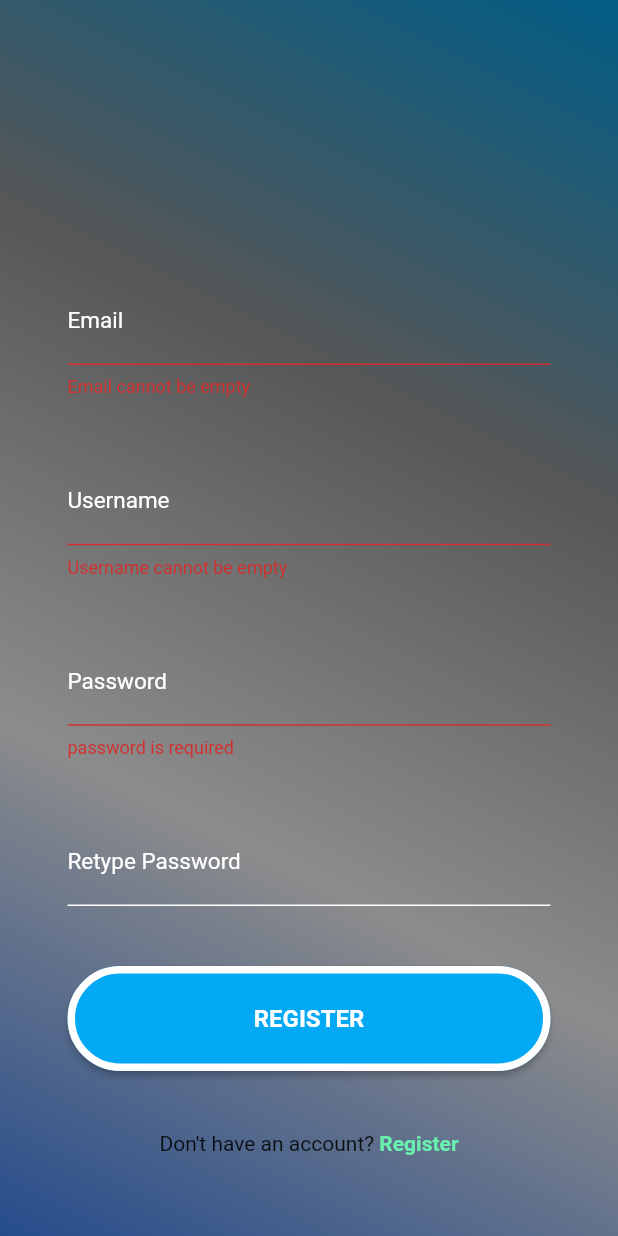
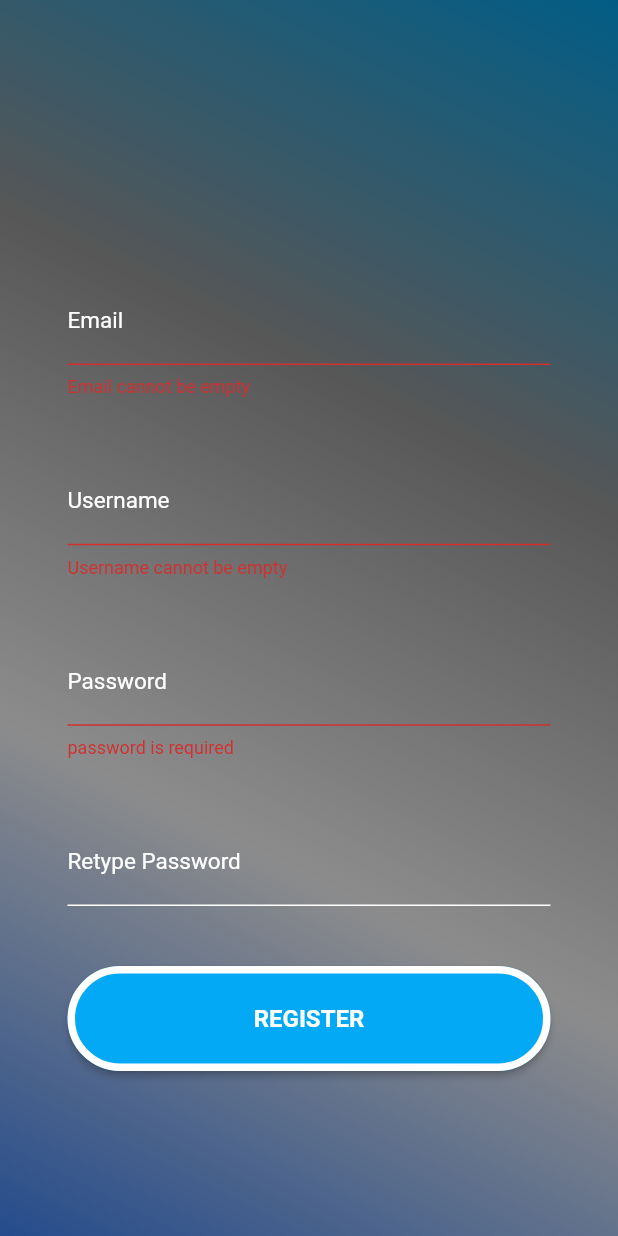
Before and after one commit to iqbalhapid/bitrise_flutter, a Flutter app: the RegisterPage screen opened by its route, after a tap on "REGISTER", on a phone screen of 412 x 824 dp. Run offline on Flutter 3.47's test engine with Material 2 defaults, Android fonts, the phone set to English and light mode, and no system bars; our stand-ins replace dio, form_field_validator, rflutter_alert.

Commit message:
integrate API to register form

```diff
--- a/lib/screen/auth/registerPage.dart
+++ b/lib/screen/auth/registerPage.dart
@@ -1,6 +1,7 @@
 import 'package:flutter/material.dart';
 import 'package:shopjoy/screen/globalWidget/globalWidget.dart';
 import 'package:form_field_validator/form_field_validator.dart';
+import 'package:shopjoy/api/apiServices.dart';
 
 class RegisterPage extends StatefulWidget {
   RegisterPage({Key key}) : super(key: key);
@@ -80,20 +81,6 @@ class _RegisterPageState extends State<RegisterPage> {
                   child: globalWidget.actionButton(
                       context, 'REGISTER', validateInputs, Colors.lightBlue)),
               SizedBox(height: 20.0),
-              Row(
-                mainAxisAlignment: MainAxisAlignment.center,
-                children: <Widget>[
-                  Text("Don't have an account? "),
-                  GestureDetector(
-                      onTap: () {
-                        Navigator.pushNamed(context, '/registerPage');
-                      },
-                      child: Text('Register',
-                          style: TextStyle(
-                              color: Colors.greenAccent,
-                              fontWeight: FontWeight.bold)))
-                ],
-              ),
             ],
           ),
         ),
@@ -103,16 +90,23 @@ class _RegisterPageState extends State<RegisterPage> {
 
   final padding = EdgeInsets.fromLTRB(0, 20, 0, 20);
 
-
-  validateInputs() {
+  validateInputs() async {
     if (_formkey.currentState.validate()) {
-      _formkey.currentState.save();
+      // _formkey.currentState.save();
+      await tryRegist.postRegist(_email, _username, _password);
+      if (tryRegist.resJson != null) {
+        return globalWidget.showAlert(
+            context, 'register success', 'click to continue');
+      }
+      return globalWidget.showAlert(context, 'failed register', 'try again');
     } else {
-            setState(() {
+      setState(() {
         _autoValidate = true;
       });
     }
   }
+
+  final tryRegist = new FetchApi();
 
   final emailValidator = MultiValidator([
     RequiredValidator(errorText: 'Email cannot be empty'),
--- a/pubspec.yaml
+++ b/pubspec.yaml
@@ -26,6 +26,7 @@ dependencies:
   cupertino_icons: ^0.1.2
 
 dev_dependencies:
+  rflutter_alert: ^1.0.3
   form_field_validator: ^1.0.1
   flutter_test:
     sdk: flutter
@@ -44,7 +45,7 @@ flutter:
 
   # To add assets to your application, add an assets section, like this:
   assets:
-  - lib/assets/
+   - lib/assets/img/
   #  - images/a_dot_ham.jpeg
 
   # An image asset can refer to one or more resolution-specific "variants", see
```
Also changed, not shown: lib/api/apiServices.dart (added, +29 -0 lines), lib/screen/globalWidget/globalWidget.dart (+31 -0 lines), pubspec.lock.
